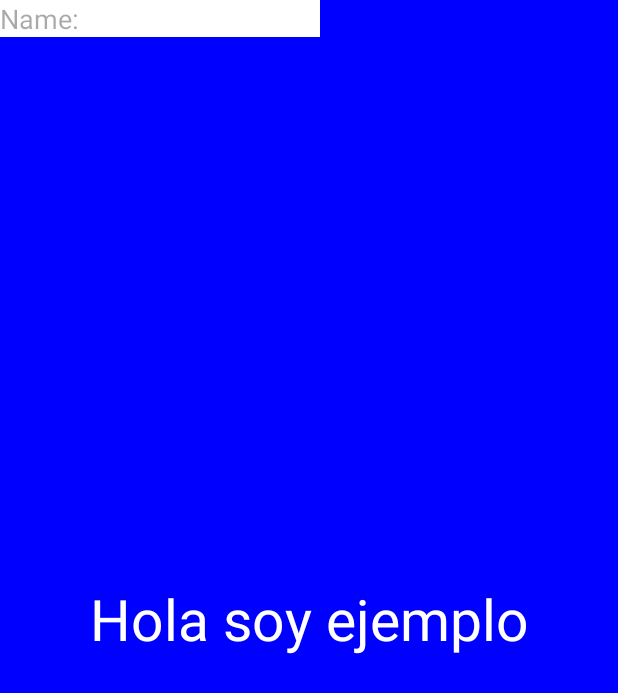
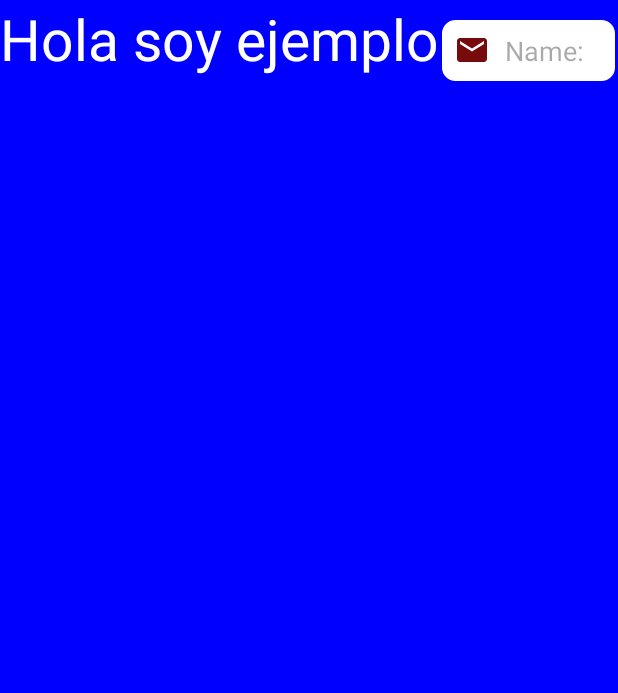
Before and after one commit to As1ss/Ejemplos-Estructura, an Android app: the layout activity_main.xml on its own in the app's theme, with its tools: preview values and no code run, on a phone screen of 412 x 824 dp. Shown: the top 693 px of the screen. Run offline under Robolectric (Android 15) with nearby library versions, the phone set to English and light mode, and no system bars.

Commit message:
Agregado de diferentes tipos de campos de texto editables, queda por configurar el Layout

```diff
--- a/app/src/main/java/com/example/empty_proyect/MainActivity.kt
+++ b/app/src/main/java/com/example/empty_proyect/MainActivity.kt
@@ -8,8 +8,10 @@ import androidx.appcompat.app.AppCompatActivity
 import android.os.Bundle
 import android.view.Gravity
 import android.view.View
+import android.widget.EditText
 import android.widget.TextView
 import android.widget.Toast
+import androidx.core.widget.addTextChangedListener
 import java.lang.reflect.Type
 
 class MainActivity : AppCompatActivity() {
@@ -17,23 +19,55 @@ class MainActivity : AppCompatActivity() {
     override fun onCreate(savedInstanceState: Bundle?) {
         super.onCreate(savedInstanceState)
         setContentView(R.layout.activity_main)
-        val mediaPlayer = MediaPlayer.create(this,R.raw.sound)
+        //Constante de un objeto de tipo MediaPlayer que sirve para poder crear sonidos, reproducirlos, detenerlos, etc
+        val mediaPlayer = MediaPlayer.create(this, R.raw.sound)
 
-        val ejemploLabel:TextView = findViewById(R.id.ejemploLabel)
-        var contador : Int = 1
+        //Constante del Label definido en el documento XML, lo instanciamos como objeto gracias a la id definida en el documento XML
+        val ejemploLabel: TextView = findViewById(R.id.ejemploLabel)
 
+        //Contador para mostrar valores dinámicos al evento definido posteriormente.
+        var contador: Int = 1
+
+        //Ejecutamos el método apply para poder agregar o manipular atributos del objeto de forma más ordenada y concisa.
         ejemploLabel.apply {
             this.text = "Pulsa aquí"
             setTextColor(Color.YELLOW)
             setBackgroundColor(Color.BLACK)
-            setTypeface(Typeface.MONOSPACE,Typeface.BOLD)
-            setTextSize(3,35f)
+            setTypeface(Typeface.MONOSPACE, Typeface.BOLD)
+            setTextSize(3, 35f)
             textAlignment = View.TEXT_ALIGNMENT_CENTER
             this.setTextColor(Color.YELLOW)
         }
-        ejemploLabel.setOnClickListener{
+        /*
+         Agregamos el evento de pulsado, si un usuario pulsa sobre este label se reproducirá el sonido
+         y aparecerá una ventana emergente con el conteo de las veces que el usuario ha pulsado el label.
+         */
+
+        ejemploLabel.setOnClickListener {
             mediaPlayer.start()
-            Toast.makeText(this,"Has eurptadolf ${contador++} veces.",Toast.LENGTH_SHORT).show()
+            Toast.makeText(this, "Has eruptadolf ${contador++} veces.", Toast.LENGTH_SHORT).show()
+        }
+
+        //Instanciado de un campo de texto editable definido en el documento XML.
+        val ejemploEditText: EditText = findViewById(R.id.ejemploEditText)
+
+        //De nuevo ejecutados el método apply para poder trabajar sobre el objeto.
+        ejemploEditText.apply {
+            //Añadimos un evento que recogera todas las veces que el texto cambie (aumente o disminuya su longitud)
+            addTextChangedListener {
+                //Esta condición evalúa si el texto tiene 0 caracteres, se debe haber introducido 1 anteriormente para poder detectar que su longitud final equivale a a 0
+                if (ejemploEditText.length() == 0) {
+                    //Mostramos mensaje de error al tener 0 caracteres el valor introducido en el campo de texto editable
+                    ejemploEditText.setError("Campo vacío")
+                }
+                /*
+            Puedes seleccionar los caracteres que veas conveniente para poder personalizar por ejemplo el background de lo seleccionado de un color determinado
+            en el documento XML con la propiedad  android:textColorHighlight="@color/green"
+           */
+             setOnClickListener { this.selectAll()}
+
+            }
+
         }
 
     }
--- /dev/null
+++ b/app/src/main/res/drawable/baseline_email_24.xml
@@ -0,0 +1,5 @@
+<vector android:height="24dp" android:tint="#770B0B"
+    android:viewportHeight="24" android:viewportWidth="24"
+    android:width="24dp" xmlns:android="http://schemas.android.com/apk/res/android">
+    <path android:fillColor="@android:color/white" android:pathData="M20,4L4,4c-1.1,0 -1.99,0.9 -1.99,2L2,18c0,1.1 0.9,2 2,2h16c1.1,0 2,-0.9 2,-2L22,6c0,-1.1 -0.9,-2 -2,-2zM20,8l-8,5 -8,-5L4,6l8,5 8,-5v2z"/>
+</vector>
--- a/app/src/main/res/drawable/et_style_background.xml
+++ b/app/src/main/res/drawable/et_style_background.xml
@@ -1,4 +1,18 @@
 <?xml version="1.0" encoding="utf-8"?>
 <selector xmlns:android="http://schemas.android.com/apk/res/android">
 
+    <item android:state_enabled="true" android:state_focused="true">
+        <shape android:shape ="rectangle">
+            <solid android:color = "@android:color/white" />
+            <corners android:radius = "10dp"/>
+            <stroke android:color="@color/blue" android:width="2dp"/>
+        </shape>
+    </item>
+    <item android:state_enabled="true">
+        <shape android:shape ="rectangle">
+            <solid android:color = "@android:color/white" />
+            <corners android:radius = "10dp"/>
+            <stroke android:color="@color/red" android:width="1dp"/>
+        </shape>
+    </item>
 </selector>
--- a/app/src/main/res/layout/activity_main.xml
+++ b/app/src/main/res/layout/activity_main.xml
@@ -1,5 +1,5 @@
 <?xml version="1.0" encoding="utf-8"?>
-<androidx.constraintlayout.widget.ConstraintLayout xmlns:android="http://schemas.android.com/apk/res/android"
+<LinearLayout xmlns:android="http://schemas.android.com/apk/res/android"
     xmlns:app="http://schemas.android.com/apk/res-auto"
     xmlns:tools="http://schemas.android.com/tools"
     android:layout_width="match_parent"
@@ -16,18 +16,106 @@
         android:textSize="38sp"
         app:layout_constraintBottom_toBottomOf="parent"
         app:layout_constraintEnd_toEndOf="parent"
+        app:layout_constraintHorizontal_bias="0.865"
         app:layout_constraintStart_toStartOf="parent"
-        app:layout_constraintTop_toTopOf="parent" />
+        app:layout_constraintTop_toTopOf="parent"
+        app:layout_constraintVertical_bias="0.976" />
 
     <EditText
-        android:id="@+id/editTextText2"
+        android:id="@+id/ejemploEditText"
         android:layout_width="wrap_content"
         android:layout_height="wrap_content"
-        android:background="@color/white"
+        android:background="@drawable/et_style_background"
+        android:drawableStart="@drawable/baseline_email_24"
+        android:drawablePadding="10dp"
         android:ems="10"
+        android:hint="Name: "
         android:inputType="textCapSentences"
-        android:hint="Name: "
-        tools:layout_editor_absoluteX="73dp"
-        tools:layout_editor_absoluteY="267dp" />
+        android:padding="10dp"
+        android:textColorHighlight="@color/green"
+        tools:layout_editor_absoluteX="16dp"
+        tools:layout_editor_absoluteY="7dp" />
 
-</androidx.constraintlayout.widget.ConstraintLayout>
+    <EditText
+        android:id="@+id/editTextPassword"
+        android:layout_width="wrap_content"
+        android:layout_height="wrap_content"
+        android:ems="10"
+        android:inputType="textPassword"
+        tools:layout_editor_absoluteX="15dp"
+        tools:layout_editor_absoluteY="56dp" />
+
+    <EditText
+        android:id="@+id/editTextNumberPassword"
+        android:layout_width="wrap_content"
+        android:layout_height="wrap_content"
+        android:ems="10"
+        android:inputType="numberPassword"
+        tools:layout_editor_absoluteX="16dp"
+        tools:layout_editor_absoluteY="108dp" />
+
+    <EditText
+        android:id="@+id/editTextEmailAddress"
+        android:layout_width="wrap_content"
+        android:layout_height="wrap_content"
+        android:ems="10"
+        android:inputType="textEmailAddress"
+        tools:layout_editor_absoluteX="15dp"
+        tools:layout_editor_absoluteY="169dp" />
+
+    <EditText
+        android:id="@+id/editTextPhone"
+        android:layout_width="wrap_content"
+        android:layout_height="wrap_content"
+        android:ems="10"
+        android:inputType="phone"
+        tools:layout_editor_absoluteX="16dp"
+        tools:layout_editor_absoluteY="231dp" />
+
+    <EditText
+        android:id="@+id/editTextPostalAddress"
+        android:layout_width="wrap_content"
+        android:layout_height="wrap_content"
+        android:ems="10"
+        android:inputType="textPostalAddress"
+        tools:layout_editor_absoluteX="15dp"
+        tools:layout_editor_absoluteY="282dp" />
+
+    <EditText
+        android:id="@+id/editTextMultiLine"
+        android:layout_width="wrap_content"
+        android:layout_height="wrap_content"
+        android:ems="10"
+        android:gravity="start|top"
+        android:inputType="textMultiLine"
+        tools:layout_editor_absoluteX="13dp"
+        tools:layout_editor_absoluteY="346dp" />
+
+    <EditText
+        android:id="@+id/editTime"
+        android:layout_width="wrap_content"
+        android:layout_height="wrap_content"
+        android:ems="10"
+        android:inputType="time"
+        tools:layout_editor_absoluteX="16dp"
+        tools:layout_editor_absoluteY="409dp" />
+
+    <EditText
+        android:id="@+id/editTextDate"
+        android:layout_width="wrap_content"
+        android:layout_height="wrap_content"
+        android:ems="10"
+        android:inputType="date"
+        tools:layout_editor_absoluteX="18dp"
+        tools:layout_editor_absoluteY="471dp" />
+
+    <EditText
+        android:id="@+id/editTextNumber"
+        android:layout_width="wrap_content"
+        android:layout_height="wrap_content"
+        android:ems="10"
+        android:inputType="number"
+        tools:layout_editor_absoluteX="19dp"
+        tools:layout_editor_absoluteY="533dp" />
+
+</LinearLayout>
```
